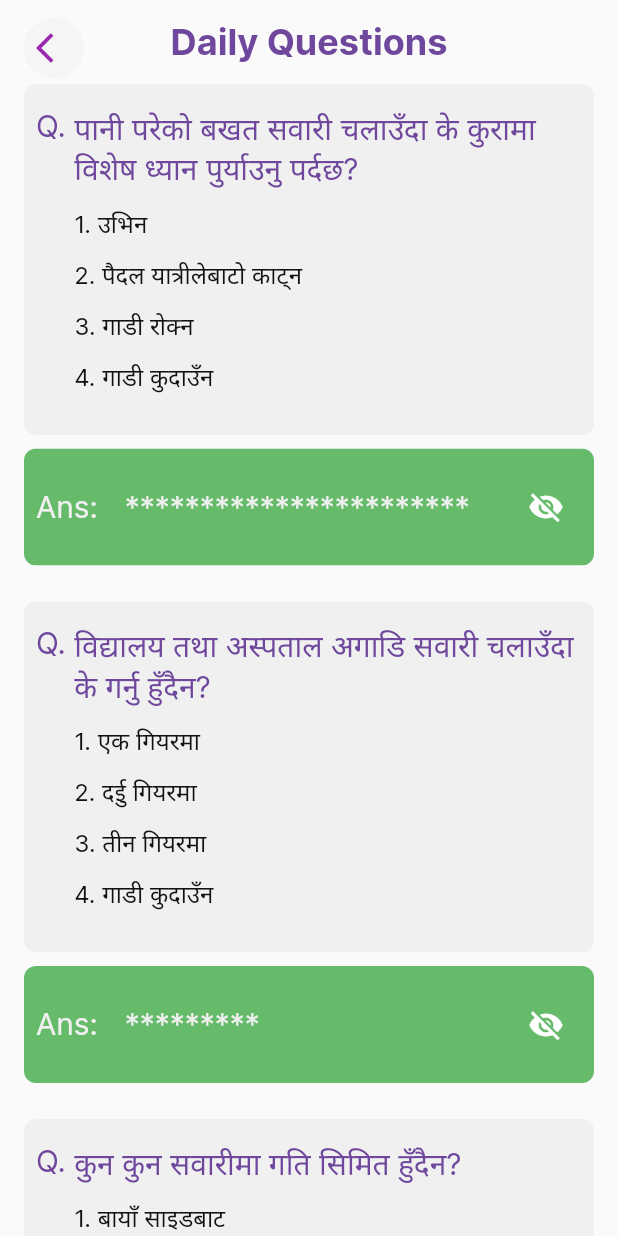
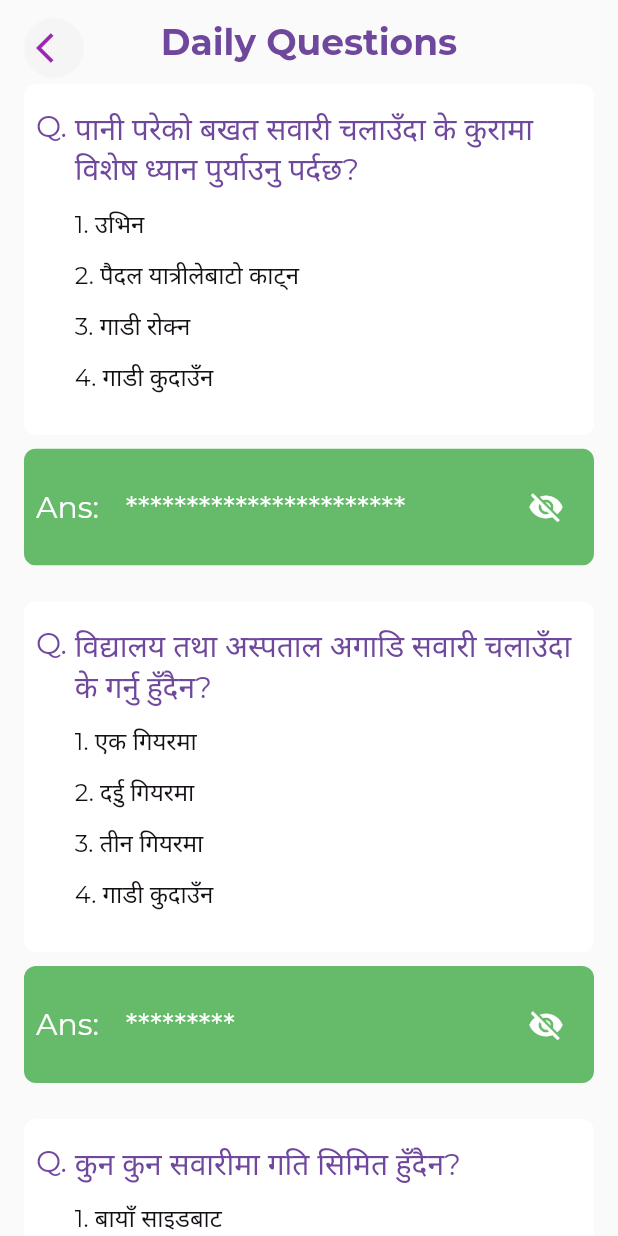
Before and after one commit to kingace2056/licenseExam, a Flutter app: the screen it shows after launch, on a phone screen of 412 x 824 dp. Run offline on Flutter 3.47's test engine with Material 2 defaults, Android fonts, the phone set to English and light mode, and no system bars.

Commit message:
folder fix, signal widget fix, fontfix minor fixed

```diff
--- a/lib/constraints/constraints.dart
+++ b/lib/constraints/constraints.dart
@@ -13,7 +13,8 @@ Color kPrimary = const Color(0xFF6F489D);
 Color kSecondary = const Color(0xFF42c1ea);
 Color kPrimaryLight = const Color(0xFF6773B5);
 Color primBlack = const Color(0xFF130F14);
-Color primWhite = const Color(0xFFF0F0F0);
+Color primWhite = const Color(0xFFFFFFFF);
+Color primGrey = const Color(0xFFF0F0F0);
 
 // Color kPrimaryLight = Color.fromARGB(255, 54, 79, 160);
 
--- a/lib/main.dart
+++ b/lib/main.dart
@@ -1,7 +1,7 @@
 import 'package:flutter/material.dart';
 import 'package:license_exam/screens/traffic_signals_screen.dart';
 import './constraints/constraints.dart';
-import 'screens/daily_question_screen.dart';
+import 'screens/dailyq/daily_question_screen.dart';
 
 void main() {
   runApp(const MyApp());
@@ -25,7 +25,7 @@ class MyApp extends StatelessWidget {
                 titleLarge: TextStyle(
                   color: kPrimary,
                   fontSize: 24.0,
-                  fontFamily: 'Inter',
+                  fontFamily: 'Montserrat',
                   fontWeight: FontWeight.w700,
                 ),
               )
@@ -36,7 +36,7 @@ class MyApp extends StatelessWidget {
                 titleLarge: TextStyle(
                   color: kPrimary,
                   fontSize: 24.0,
-                  fontFamily: 'Inter',
+                  fontFamily: 'Montserrat',
                   fontWeight: FontWeight.w700,
                 ),
               )
@@ -47,19 +47,19 @@ class MyApp extends StatelessWidget {
               displayLarge: TextStyle(
                 color: primWhite,
                 fontSize: 20.0,
-                fontFamily: 'Inter',
+                fontFamily: 'Montserrat',
               ),
               // Style Question Text
               displayMedium: TextStyle(
-                color: kPrimary,
-                fontSize: 20.0,
-                fontFamily: 'Inter',
-              ),
+                  color: kPrimary,
+                  fontSize: 20.0,
+                  fontFamily: 'Montserrat',
+                  fontWeight: FontWeight.w500),
               // Style Options Text
               displaySmall: TextStyle(
                 color: primBlack,
                 fontSize: 16.0,
-                fontFamily: 'Inter',
+                fontFamily: 'Montserrat',
               ),
             ),
       ),
--- a/lib/widgets/answer_widget.dart
+++ b/lib/screens/dailyq/answer_widget.dart
@@ -1,14 +1,14 @@
 import 'package:flutter/material.dart';
 
-class Answer extends StatefulWidget {
+class AnswerWidget extends StatefulWidget {
   final String answer;
-  const Answer({Key? key, required this.answer}) : super(key: key);
+  const AnswerWidget({Key? key, required this.answer}) : super(key: key);
 
   @override
-  State<Answer> createState() => _AnswerState();
+  State<AnswerWidget> createState() => _AnswerWidgetState();
 }
 
-class _AnswerState extends State<Answer> {
+class _AnswerWidgetState extends State<AnswerWidget> {
   String hiddenAnswer = "";
   bool isVisible = false;
   void toggleVisibility() {
@@ -39,7 +39,10 @@ class _AnswerState extends State<Answer> {
             Expanded(
               child: Row(
                 children: [
-                  Text("Ans:", style: Theme.of(context).textTheme.displayLarge,),
+                  Text(
+                    "Ans:",
+                    style: Theme.of(context).textTheme.displayLarge,
+                  ),
                   const SizedBox(
                     width: 18.0,
                   ),
--- a/lib/screens/daily_question_screen.dart
+++ b/lib/screens/dailyq/daily_question_screen.dart
@@ -1,8 +1,8 @@
 import 'package:flutter/material.dart';
 import 'package:license_exam/constraints/constraints.dart';
 import 'package:license_exam/screens/traffic_signals_screen.dart';
-import '../qdata/quest.dart';
-import '../widgets/question_answer_widget.dart';
+import '../../qdata/quest.dart';
+import 'question_answer_widget.dart';
 
 class StatefulWrapper extends StatefulWidget {
   final Function onInit;
--- /dev/null
+++ b/lib/screens/dailyq/question_answer_widget.dart
@@ -0,0 +1,70 @@
+import 'package:flutter/material.dart';
+import 'package:license_exam/screens/dailyq/answer_widget.dart';
+import '../../constraints/constraints.dart';
+
+class QuestionWidget extends StatelessWidget {
+  final String question;
+  final Map<String, bool> options;
+  const QuestionWidget(
+      {Key? key, required this.question, required this.options})
+      : super(key: key);
+
+  @override
+  Widget build(BuildContext context) {
+    String answer = "";
+    final optionList = options.keys.toList();
+
+    return Flex(
+      direction: Axis.vertical,
+      children: [
+        // Questions Here
+        ClipRRect(
+          borderRadius: BorderRadius.circular(8.0),
+          child: Container(
+            padding: const EdgeInsets.symmetric(horizontal: 8, vertical: 16),
+            width: double.infinity,
+            color: primWhite,
+            child: Row(
+              crossAxisAlignment: CrossAxisAlignment.start,
+              children: [
+                Text(
+                  "Q. ",
+                  style: Theme.of(context).textTheme.displayMedium,
+                ),
+                Expanded(
+                  child: Column(
+                    crossAxisAlignment: CrossAxisAlignment.start,
+                    children: [
+                      Text(
+                        question,
+                        style: Theme.of(context).textTheme.displayMedium,
+                      ),
+                      const SizedBox(height: 12.0),
+                      ...optionList.map((option) {
+                        if (options[option] == true) {
+                          answer = option;
+                        }
+                        return Padding(
+                          padding: const EdgeInsets.only(bottom: 12.0),
+                          child: Text(
+                              "${optionList.indexOf(option) + 1}. $option",
+                              style: Theme.of(context).textTheme.displaySmall),
+                        );
+                      }),
+                    ],
+                  ),
+                ),
+              ],
+            ),
+          ),
+        ),
+        // Space
+        const SizedBox(
+          height: 9.0,
+        ),
+        // Answers Here
+        AnswerWidget(answer: answer)
+      ],
+    );
+  }
+}
--- a/lib/widgets/question_answer_widget.dart
+++ /dev/null
@@ -1,71 +0,0 @@
-import 'package:flutter/material.dart';
-import 'answer_widget.dart';
-import '../constraints/constraints.dart';
-
-class QuestionWidget extends StatelessWidget {
-  final String question;
-  final Map<String, bool> options;
-  const QuestionWidget(
-      {Key? key, required this.question, required this.options})
-      : super(key: key);
-
-  @override
-  Widget build(BuildContext context) {
-    String answer = "";
-    final optionList = options.keys.toList();
-
-    return Flex(
-        direction: Axis.vertical,
-        children: [
-          // Questions Here
-          ClipRRect(
-            borderRadius: BorderRadius.circular(8.0),
-            child: Container(
-              padding: const EdgeInsets.symmetric(horizontal: 8, vertical: 16),
-              width: double.infinity,
-              color: primWhite,
-              child: Row(
-                crossAxisAlignment: CrossAxisAlignment.start,
-                children: [
-                  Text(
-                    "Q. ",
-                    style: Theme.of(context).textTheme.displayMedium,
-                  ),
-                  Expanded(
-                    child: Column(
-                      crossAxisAlignment: CrossAxisAlignment.start,
-                      children: [
-                        Text(
-                          question,
-                          style: Theme.of(context).textTheme.displayMedium,
-                        ),
-                        const SizedBox(height: 12.0),
-                        ...optionList.map((option) {
-                          if (options[option] == true) {
-                            answer = option;
-                          }
-                          return Padding(
-                            padding: const EdgeInsets.only(bottom: 12.0),
-                            child: Text(
-                                "${optionList.indexOf(option) + 1}. $option",
-                                style:
-                                    Theme.of(context).textTheme.displaySmall),
-                          );
-                        }),
-                      ],
-                    ),
-                  ),
-                ],
-              ),
-            ),
-          ),
-          // Space
-          const SizedBox(
-            height: 9.0,
-          ),
-          // Answers Here
-          Answer(answer: answer)
-        ],
-    );
-  }
-}
--- a/pubspec.yaml
+++ b/pubspec.yaml
@@ -79,6 +79,11 @@ flutter:
         - asset: assets/fonts/Inter/Inter-Regular.ttf
         - asset: assets/fonts/Inter/Inter-Bold.ttf
           weight: 700
+    - family: Montserrat
+      fonts:
+        - asset: assets/fonts/Montserrat/Montserrat-Regular.ttf
+        - asset: assets/fonts/Montserrat/Montserrat-Bold.ttf
+          weight: 700
   #
   # For details regarding fonts from package dependencies,
   # see https://flutter.dev/custom-fonts/#from-packages
```
Also changed, not shown: lib/screens/traffic_signals_screen.dart (+6 -5 lines), lib/widgets/traffic_signal_widget.dart (+23 -1 lines), assets/fonts/Montserrat/Montserrat-Bold.ttf (added), assets/fonts/Montserrat/Montserrat-ExtraLight.ttf (added), assets/fonts/Montserrat/Montserrat-Medium.ttf (added), assets/fonts/Montserrat/Montserrat-Regular.ttf (added), assets/fonts/Montserrat/Montserrat-SemiBold.ttf (added), assets/fonts/Montserrat/Montserrat-Thin.ttf (added), pubspec.lock.
